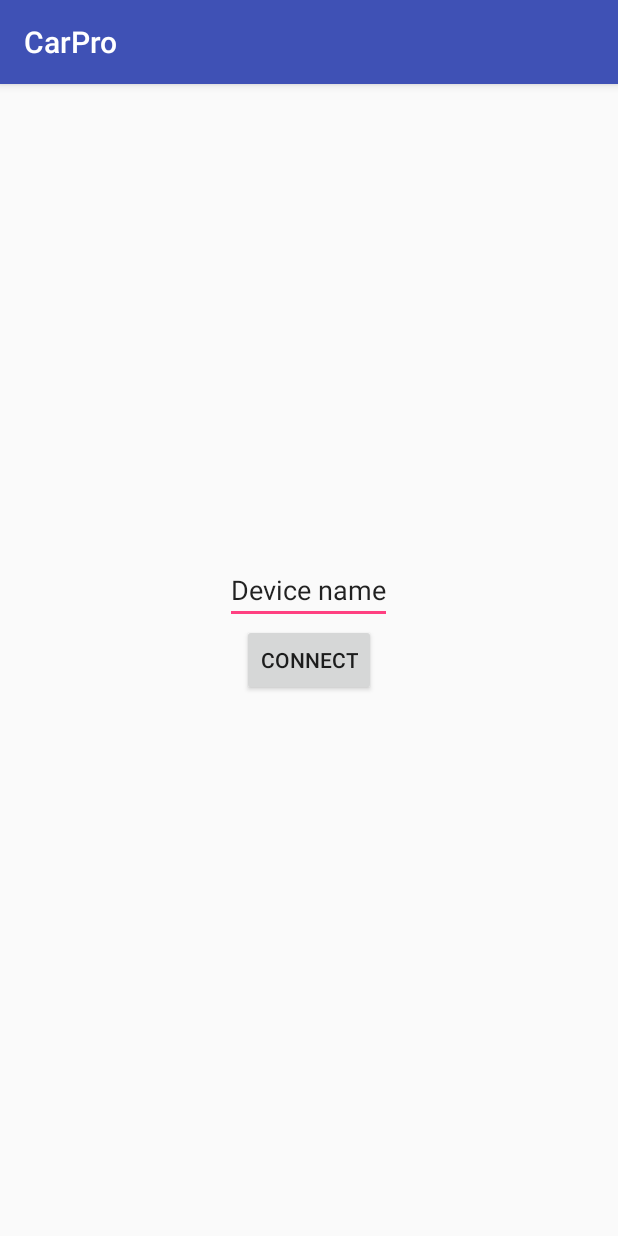
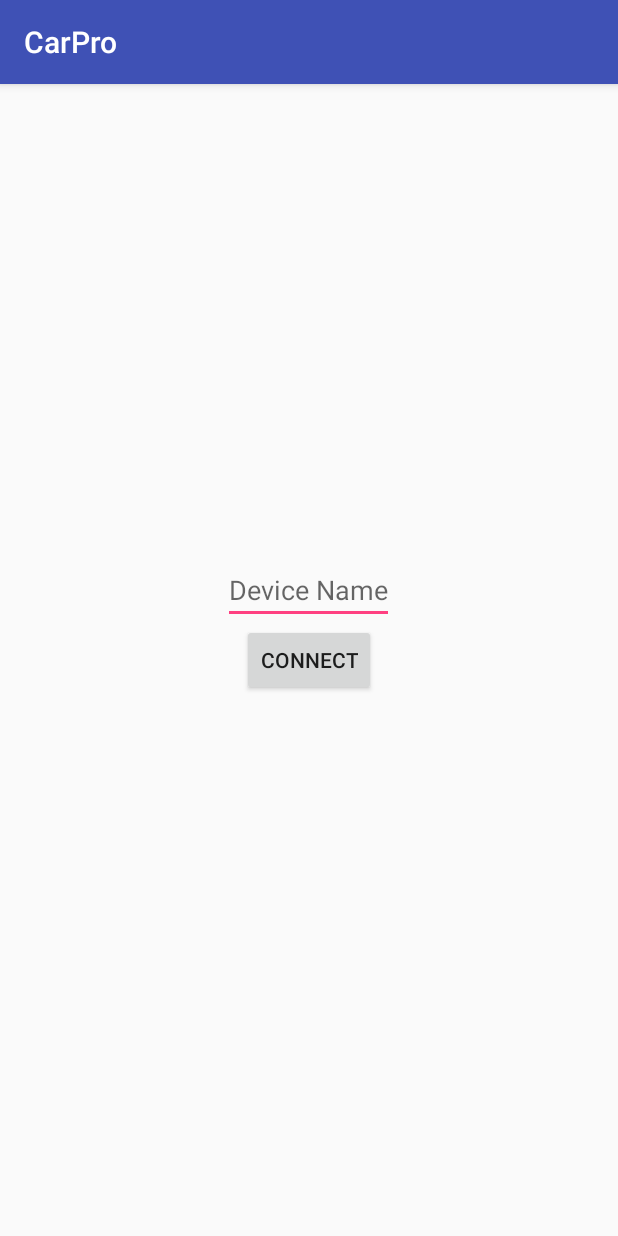
Before and after one commit to mahdafr/CarPro, an Android app: the screen it shows after launch (MainActivity), after a tap on "CONNECT", on a phone screen of 412 x 824 dp. Run offline under Robolectric (Android 15) with nearby library versions, the phone set to English and light mode, and no system bars.

```diff
--- a/app/build.gradle
+++ b/app/build.gradle
@@ -26,5 +26,6 @@ dependencies {
     })
     compile 'com.android.support:appcompat-v7:25.3.1'
     compile 'com.android.support.constraint:constraint-layout:1.0.2'
+    compile 'com.android.support:design:25.3.1'
     testCompile 'junit:junit:4.12'
 }
--- a/app/src/main/AndroidManifest.xml
+++ b/app/src/main/AndroidManifest.xml
@@ -6,6 +6,7 @@
     <uses-feature
         android:name="android.hardware.bluetooth"
         android:required="true" />
+
     <uses-permission android:name="android.permission.BLUETOOTH" />
     <uses-permission android:name="android.permission.BLUETOOTH_ADMIN" />
     <uses-permission android:name="android.permission.READ_PHONE_STATE" />
--- a/app/src/main/java/edu/utep/cs/cs4330/carpro/MainActivity.java
+++ b/app/src/main/java/edu/utep/cs/cs4330/carpro/MainActivity.java
@@ -8,6 +8,7 @@ package edu.utep.cs.cs4330.carpro;
 import android.bluetooth.BluetoothAdapter;
 import android.bluetooth.BluetoothDevice;
 import android.content.Intent;
+import android.content.SharedPreferences;
 import android.support.v7.app.AlertDialog;
 import android.support.v7.app.AppCompatActivity;
 import android.os.Bundle;
@@ -19,6 +20,7 @@ public class MainActivity extends AppCompatActivity {
     private BluetoothAdapter bluetoothAdapter = BluetoothAdapter.getDefaultAdapter();
     android.content.IntentFilter intentFilter;
     java.util.Set<BluetoothDevice> pairedDevices;
+    SharedPreferences.Editor editor;
     private final String LOG_TAG = "testme";
 
     /* ************************************************************************************
@@ -31,8 +33,15 @@ public class MainActivity extends AppCompatActivity {
     protected void onCreate(Bundle savedInstanceState) {
         super.onCreate(savedInstanceState);
         setContentView(R.layout.activity_main);
+        deviceNameField = (EditText) findViewById(R.id.deviceNameField);
 
-        deviceNameField = (EditText) findViewById(R.id.deviceNameField);
+        SharedPreferences pref = getApplicationContext().getSharedPreferences("MyPref", 0); // 0 - for private mode
+        editor = pref.edit();
+
+        if(pref.contains("username")){
+            deviceNameField.setText(pref.getString("username", null));
+        }
+
         setUpBluetoothAdapter();
     }
 
@@ -152,7 +161,8 @@ public class MainActivity extends AppCompatActivity {
 
     /* Saves this device to connect to directly */
     private void saveDeviceName(String name) {
-        //todo save to app/os
+        editor.putString("username", deviceNameField.getText().toString());
+        editor.commit();
     }
 
     /* Builds a connection to the remote device for receiving data */
--- a/app/src/main/res/layout/activity_main.xml
+++ b/app/src/main/res/layout/activity_main.xml
@@ -7,8 +7,7 @@
 
     <EditText
         android:id="@+id/deviceNameField"
-        android:text="@string/obdii_device_name"
-        android:gravity="center"
+        android:hint="Device Name"
         android:layout_width="wrap_content"
         android:layout_height="wrap_content"
         android:layout_centerInParent="true"
--- /dev/null
+++ b/app/src/main/res/values/dimens.xml
@@ -0,0 +1,3 @@
+<resources>
+    <dimen name="fab_margin">16dp</dimen>
+</resources>
--- a/app/src/main/res/values/strings.xml
+++ b/app/src/main/res/values/strings.xml
@@ -2,4 +2,5 @@
     <string name="app_name">CarPro</string>
     <string name="connect">Connect</string>
     <string name="obdii_device_name">Device name</string>
+    <string name="title_activity_display">DisplayActivity</string>
 </resources>
```
Also changed, not shown: app/src/main/res/values/styles.xml (+9 -0 lines).
